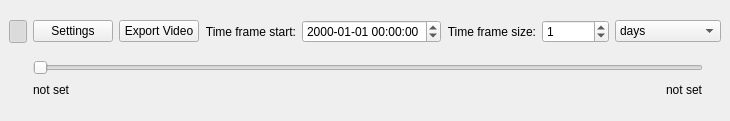
First picture: the form in dockwidget2.ui, repository anitagraser/TimeManager, before the edit.
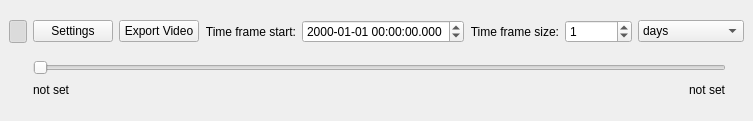
Second picture: the form after the edit. Icons and pictures are not drawn.

What changed in the file:
```diff
--- a/dockwidget2.ui
+++ b/dockwidget2.ui
@@ -122,7 +122,7 @@
       <item>
        <widget class="QDateTimeEdit" name="dateTimeEditCurrentTime">
         <property name="displayFormat">
-         <string>yyyy-MM-dd HH:mm:ss</string>
+         <string>yyyy-MM-dd HH:mm:ss.zzz</string>
         </property>
        </widget>
       </item>
```
